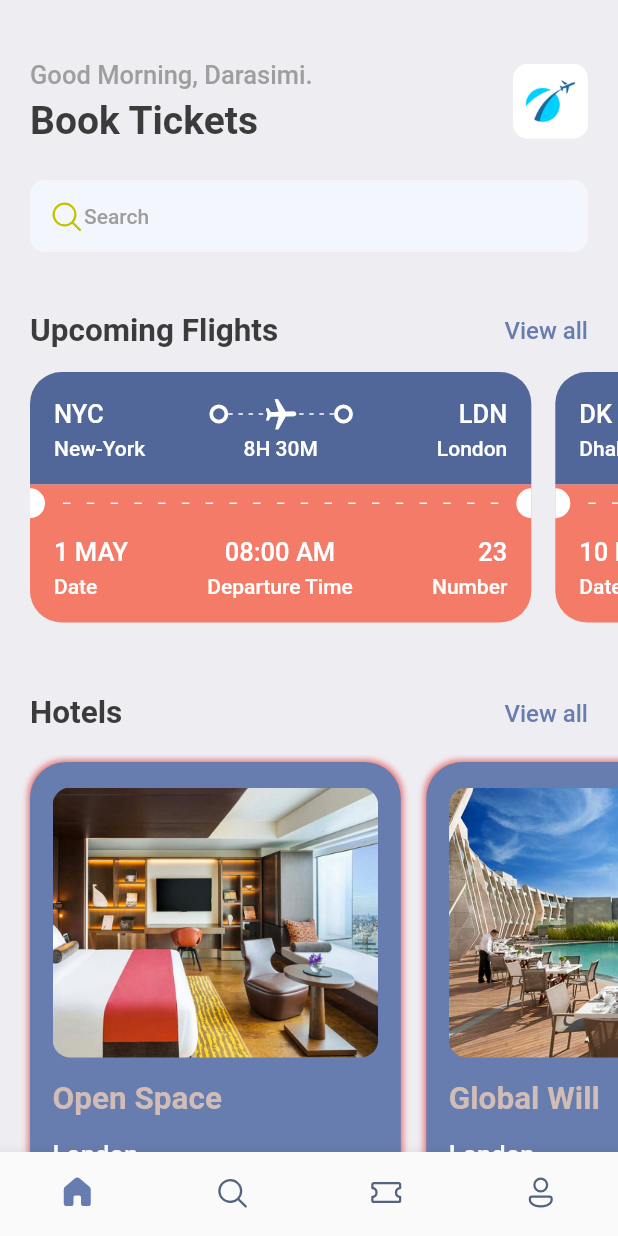
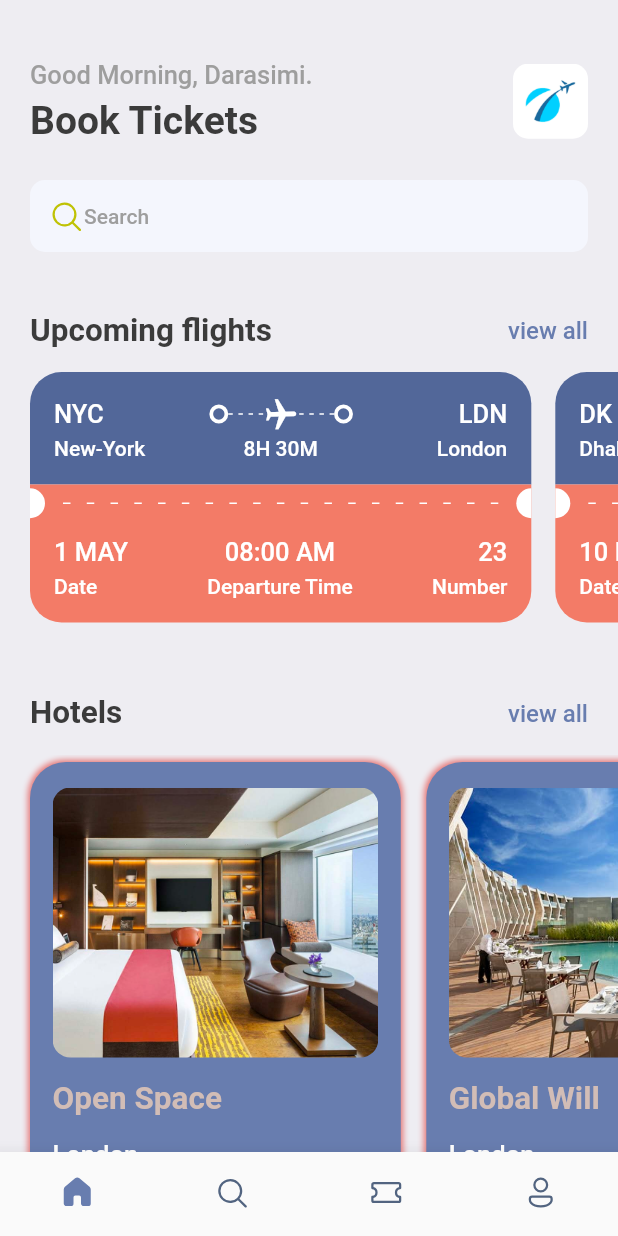
Before and after one commit to daraximi/flight_booking_app, a Flutter app: the screen it shows after launch, on a phone screen of 412 x 824 dp. Run offline on Flutter 3.47's test engine with Material 2 defaults, Android fonts, the phone set to English and light mode, and no system bars; our stand-ins replace fluentui_icons, gap, get.

```diff
--- a/lib/Screens/bottom_bar.dart
+++ b/lib/Screens/bottom_bar.dart
@@ -1,6 +1,7 @@
 // ignore_for_file: avoid_print
 
 import 'package:flight_booking_app/Screens/home_screen.dart';
+import 'package:flight_booking_app/Screens/search_screen.dart';
 import 'package:flight_booking_app/utils/app_styles.dart';
 import 'package:fluentui_icons/fluentui_icons.dart';
 import 'package:flutter/material.dart';
@@ -17,7 +18,7 @@ class _BottomBarState extends State<BottomBar> {
 
   static final List<Widget> _widgetOptions = <Widget>[
     const HomeScreen(),
-    const Text("Search"),
+    const SearchScreen(),
     const Text("Tickets"),
     const Text("Profile")
   ];
--- a/lib/Screens/home_screen.dart
+++ b/lib/Screens/home_screen.dart
@@ -3,6 +3,7 @@
 import 'package:flight_booking_app/Screens/hotel_screen.dart';
 import 'package:flight_booking_app/Screens/ticket_view.dart';
 import 'package:flight_booking_app/utils/app_info_list.dart';
+import 'package:flight_booking_app/widgets/double_text_widget.dart';
 import 'package:fluentui_icons/fluentui_icons.dart';
 import 'package:flutter/material.dart';
 import 'package:flight_booking_app/utils/app_styles.dart';
@@ -71,22 +72,7 @@ class HomeScreen extends StatelessWidget {
                           ],
                         )),
                     Gap(40),
-                    Row(
-                      mainAxisAlignment: MainAxisAlignment.spaceBetween,
-                      children: [
-                        Text(
-                          "Upcoming Flights",
-                          style: Styles.headLineStyle2,
-                        ),
-                        InkWell(
-                            onTap: () {
-                              //print("You are tapped");
-                            },
-                            child: Text("View all",
-                                style: Styles.textStyle
-                                    .copyWith(color: Styles.primaryColor)))
-                      ],
-                    )
+                    AppDoubleText(bigText: "Upcoming flights", smallText: "view all")
                   ],
                 )),
             const Gap(15),
@@ -99,22 +85,7 @@ class HomeScreen extends StatelessWidget {
             const Gap(15),
             Container(
               padding: const EdgeInsets.symmetric(horizontal: 20),
-              child: Row(
-                        mainAxisAlignment: MainAxisAlignment.spaceBetween,
-                        children: [
-                          Text(
-                            "Hotels",
-                            style: Styles.headLineStyle2,
-                          ),
-                          InkWell(
-                              onTap: () {
-                                //print("You are tapped");
-                              },
-                              child: Text("View all",
-                                  style: Styles.textStyle
-                                      .copyWith(color: Styles.primaryColor)))
-                        ],
-                      ),
+              child: AppDoubleText(bigText: "Hotels", smallText: "view all"),
             ),
             const Gap(15),
             SingleChildScrollView(
--- /dev/null
+++ b/lib/widgets/double_text_widget.dart
@@ -0,0 +1,28 @@
+import 'package:flutter/material.dart';
+
+import '../utils/app_styles.dart';
+
+class AppDoubleText extends StatelessWidget {
+  final String bigText;
+  final String smallText;
+  const AppDoubleText({Key? key, required this.bigText, required this.smallText}): super(key: key);
+
+  @override
+  Widget build(BuildContext context) {
+    return Row(
+      mainAxisAlignment: MainAxisAlignment.spaceBetween,
+      children: [
+        Text(
+          bigText,
+          style: Styles.headLineStyle2,
+        ),
+        InkWell(
+            onTap: () {
+              //print("You are tapped");
+            },
+            child: Text(smallText,
+                style: Styles.textStyle.copyWith(color: Styles.primaryColor)))
+      ],
+    );
+  }
+}
```
Also changed, not shown: lib/Screens/search_screen.dart (added, +203 -0 lines), lib/widgets/icon_text_widget.dart (added, +28 -0 lines).
